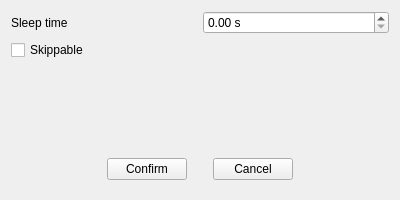
Above: src/Editor/Script/ThreadSnippetOverlay.ui from RemotelyChaotic/JOIPEngine before the change. Below: the same form after it.
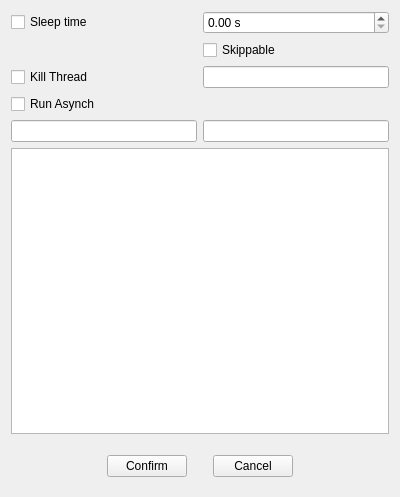
That is the form after the change. Custom widgets are drawn as their Qt base class.

Commit message: Added thread.kill and thread.runAsynch commands to scripts.

What changed in the file:
```diff
--- a/src/Editor/Script/ThreadSnippetOverlay.ui
+++ b/src/Editor/Script/ThreadSnippetOverlay.ui
@@ -7,13 +7,23 @@
     <x>0</x>
     <y>0</y>
     <width>400</width>
-    <height>200</height>
+    <height>497</height>
    </rect>
   </property>
   <property name="windowTitle">
    <string>Form</string>
   </property>
   <layout class="QGridLayout" name="gridLayout">
+   <item row="7" column="0" colspan="2">
+    <widget class="CSearchWidget" name="pFilter" native="true"/>
+   </item>
+   <item row="3" column="0">
+    <widget class="QCheckBox" name="pRunAsynchCheckBox">
+     <property name="text">
+      <string>Run Asynch</string>
+     </property>
+    </widget>
+   </item>
    <item row="0" column="1">
     <widget class="QDoubleSpinBox" name="pSleepSpinBox">
      <property name="sizePolicy">
@@ -27,7 +37,53 @@
      </property>
     </widget>
    </item>
-   <item row="4" column="0" colspan="2">
+   <item row="4" column="0">
+    <widget class="QLineEdit" name="pIdLineEdit"/>
+   </item>
+   <item row="0" column="0">
+    <widget class="QCheckBox" name="pSleepCheckBox">
+     <property name="text">
+      <string>Sleep time</string>
+     </property>
+    </widget>
+   </item>
+   <item row="2" column="0">
+    <widget class="QCheckBox" name="pKillThreadTextBox">
+     <property name="text">
+      <string>Kill Thread</string>
+     </property>
+    </widget>
+   </item>
+   <item row="1" column="1">
+    <widget class="QCheckBox" name="pSkippableCheckBox">
+     <property name="text">
+      <string>Skippable</string>
+     </property>
+    </widget>
+   </item>
+   <item row="4" column="1">
+    <widget class="QLineEdit" name="pRunAsynchLineEdit"/>
+   </item>
+   <item row="5" column="0" colspan="2">
+    <widget class="QTreeView" name="pResourceSelectTree">
+     <property name="sizePolicy">
+      <sizepolicy hsizetype="Preferred" vsizetype="Expanding">
+       <horstretch>1</horstretch>
+       <verstretch>0</verstretch>
+      </sizepolicy>
+     </property>
+     <property name="alternatingRowColors">
+      <bool>true</bool>
+     </property>
+     <property name="sortingEnabled">
+      <bool>true</bool>
+     </property>
+     <property name="animated">
+      <bool>true</bool>
+     </property>
+    </widget>
+   </item>
+   <item row="8" column="0" colspan="2">
     <widget class="QWidget" name="widget" native="true">
      <layout class="QGridLayout" name="gridLayout_10">
       <item row="2" column="2">
@@ -89,32 +145,8 @@
      </layout>
     </widget>
    </item>
-   <item row="3" column="0">
-    <spacer name="verticalSpacer">
-     <property name="orientation">
-      <enum>Qt::Vertical</enum>
-     </property>
-     <property name="sizeHint" stdset="0">
-      <size>
-       <width>20</width>
-       <height>225</height>
-      </size>
-     </property>
-    </spacer>
-   </item>
-   <item row="0" column="0">
-    <widget class="QLabel" name="label">
-     <property name="text">
-      <string>Sleep time</string>
-     </property>
-    </widget>
-   </item>
-   <item row="2" column="0" colspan="2">
-    <widget class="QCheckBox" name="pSkippableCheckBox">
-     <property name="text">
-      <string>Skippable</string>
-     </property>
-    </widget>
+   <item row="2" column="1">
+    <widget class="QLineEdit" name="pKillThreadName"/>
    </item>
   </layout>
  </widget>
@@ -125,6 +157,12 @@
    <header>Widgets/OverlayBase.h</header>
    <container>1</container>
   </customwidget>
+  <customwidget>
+   <class>CSearchWidget</class>
+   <extends>QWidget</extends>
+   <header>Widgets/SearchWidget.h</header>
+   <container>1</container>
+  </customwidget>
  </customwidgets>
  <resources/>
  <connections/>
```
The commit also changes 17 other files.
